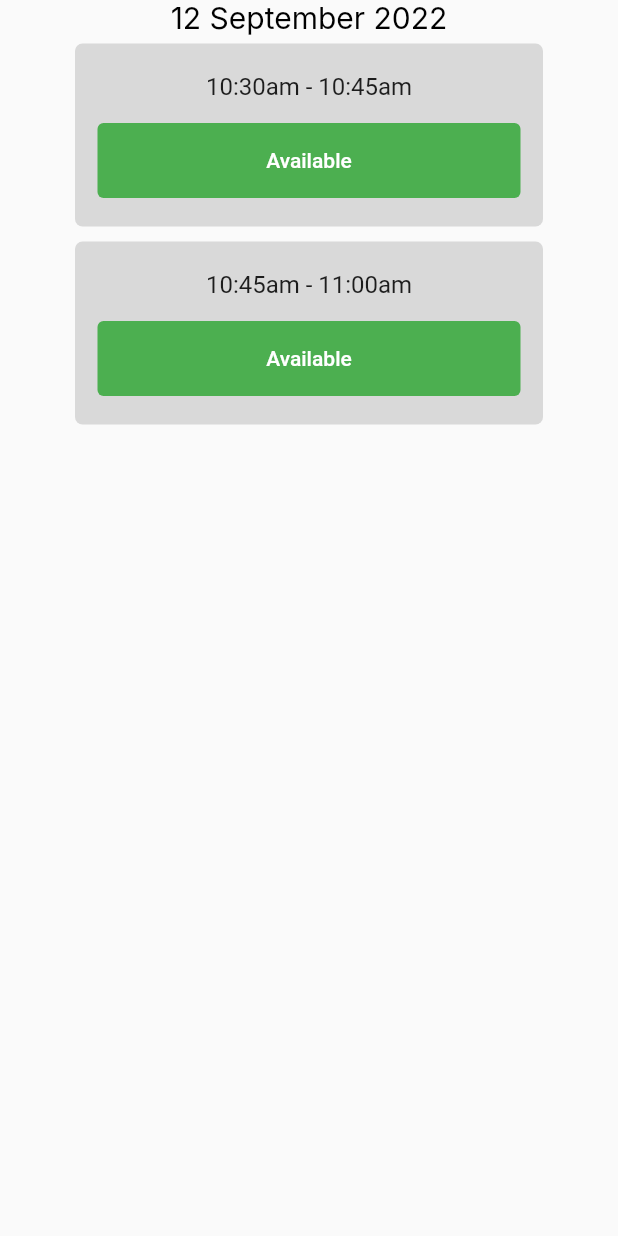
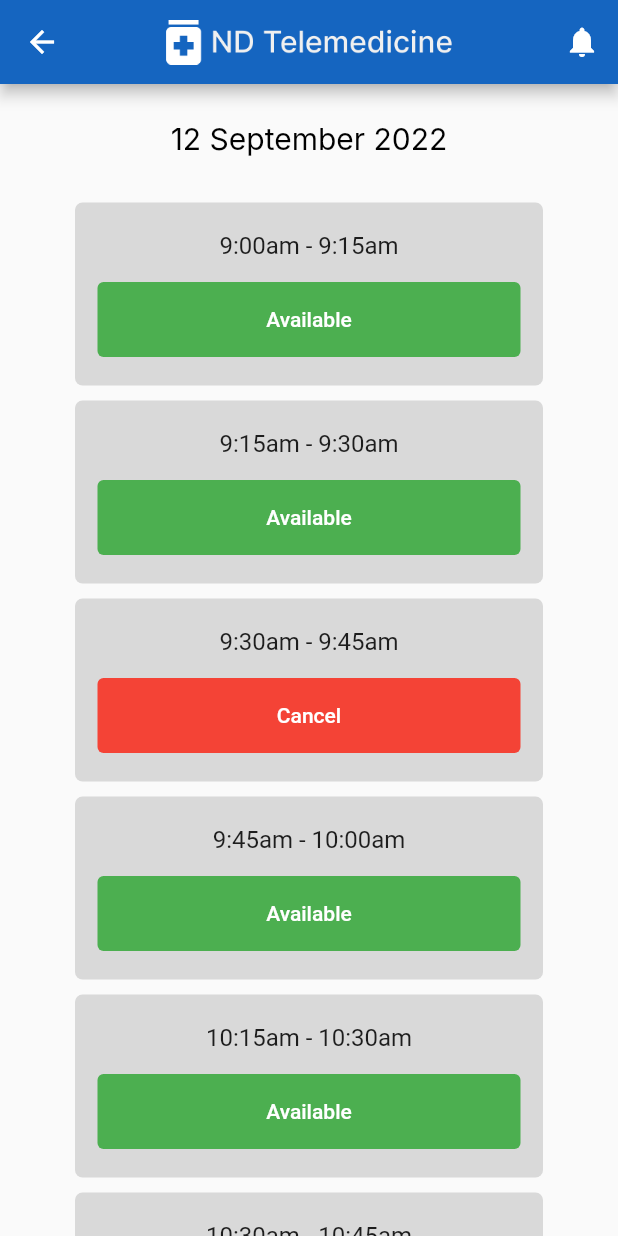
Before and after one commit to Michael-S3935468/NDTelemedicine-Frontend, a Flutter app: the BookingDate screen opened directly with empty values, on a phone screen of 412 x 824 dp. Run offline on Flutter 3.47's test engine with Material 2 defaults, Android fonts, the phone set to English and light mode, and no system bars; missing offline and left inert: flutter_date_pickers; Roboto replaces fonts that are missing (Inter).

Commit message:
adds function to build viewList containing available appointments

```diff
--- a/ndtelemedicine/lib/booking-date.dart
+++ b/ndtelemedicine/lib/booking-date.dart
@@ -1,8 +1,9 @@
 import 'package:flutter/material.dart';
 import 'package:intl/intl.dart';
 
+import 'model/appointment.dart';
+
 class BookingDate extends StatefulWidget {
-
   final DateTime bookingDate;
 
   const BookingDate({
@@ -13,16 +14,39 @@ class BookingDate extends StatefulWidget {
   @override
   State<StatefulWidget> createState() => _BookingDateState();
 }
+
 class _BookingDateState extends State<BookingDate> {
+  List<Appointment> appointments = [];
+
+  // Get appointments
+  @override
+  void initState() {
+    for (var element in appointList) {
+      appointments.add(Appointment.fromJson(element));
+    }
+    super.initState();
+  }
 
   @override
   Widget build(BuildContext context) {
-
-
-    return Material(
-      child: Column(
-        children: <Widget> [
-          Text(
+    return Scaffold(
+        appBar: AppBar(
+          backgroundColor: const Color.fromRGBO(21, 101, 192, 1),
+          title: SizedBox(
+            height: 30,
+            child: Image.asset('images/Header-Base.png'),
+          ),
+          centerTitle: true,
+          actions: [
+            IconButton(onPressed: () {}, icon: const Icon(Icons.notifications)),
+          ],
+        ),
+        body: Column(
+          children: [
+            Padding(
+              padding: EdgeInsets.all(25),
+              child: Center(
+                child: Text(
                   DateFormat('d MMMM y').format(widget.bookingDate),
                   style: const TextStyle(
                     color: Colors.black,
@@ -31,80 +55,62 @@ class _BookingDateState extends State<BookingDate> {
                     fontStyle: FontStyle.normal,
                   ),
                 ),
+              ),
+            ),
+            Expanded(
+                child: ListView(
+                  children: [
+                    ListView.builder(
+                      shrinkWrap: true,
+                      itemCount: appointments.length,
+                      itemBuilder: (BuildContext context, int index) =>
+                          _buildList(appointments[index]),
+                    ),
+                  ],
+                )
+            )
+          ],
+        ),
+    );
+  }
 
-          // Available Appointments list
-          // TODO: Convert to custom widget to display appointments from database
-          ListView(
-            shrinkWrap: true,
-            children: <Widget> [
-              Container(
+  // Widget that displays available appointments
+  Widget _buildList(Appointment list) {
+    if (list.booked != "booked") {
+      return Builder(builder: (context) {
+        return Container(
           margin: const EdgeInsets.symmetric(horizontal: 50, vertical: 5),
-                // padding: const EdgeInsets.all(25),
           decoration: BoxDecoration(
             borderRadius: BorderRadius.circular(5),
-                  color: Color(0xFFD9D9D9),
+            color: const Color(0xFFD9D9D9),
           ),
           child: ListTile(
-                  contentPadding: EdgeInsets.only(top: 15),
-                  // tileColor: Colors.green,
+            contentPadding: const EdgeInsets.only(top: 15),
             title: Column(
               children: [
-                      const Center(
-                        child: Text("10:30am - 10:45am"),
+                Center(
+                  child: Text(list.time),
                 ),
                 Padding(
                   padding: const EdgeInsets.all(15),
                   child: TextButton(
                       onPressed: () {},
                       style: TextButton.styleFrom(
-                              backgroundColor: Colors.green,
+                        backgroundColor: (list.booked == "available") ? Colors.green : Colors.red,
                         primary: Colors.white,
-                              fixedSize: Size(MediaQuery.of(context).size.width,50),
+                        fixedSize: Size(MediaQuery.of(context).size.width, 50),
                       ),
-                            child: const Text("Available")
+                      child: Text(
+                          (list.booked == "available") ? "Available" : "Cancel"
+                      )
                   ),
                 )
               ],
             ),
           ),
-              ),
-              Container(
-                margin: const EdgeInsets.symmetric(horizontal: 50, vertical: 5),
-                // padding: const EdgeInsets.all(25),
-                decoration: BoxDecoration(
-                  borderRadius: BorderRadius.circular(5),
-                  color: Color(0xFFD9D9D9),
-                ),
-                child: ListTile(
-                  contentPadding: EdgeInsets.only(top: 15),
-                  // tileColor: Colors.green,
-                  title: Column(
-                    children: [
-                      const Center(
-                        child: Text("10:45am - 11:00am"),
-                      ),
-                      Padding(
-                        padding: const EdgeInsets.all(15),
-                        child: TextButton(
-                            onPressed: () {},
-                            style: TextButton.styleFrom(
-                              backgroundColor: Colors.green,
-                              primary: Colors.white,
-                              fixedSize: Size(MediaQuery.of(context).size.width,50),
-                            ),
-                            child: const Text("Available")
-                        ),
-                      )
-                    ],
-                  ),
-                ),
-              ),
-            ],
-          )
-        ],
-
-      )
         );
+      });
     }
-
+    return const SizedBox();
   }
+}
```
Lines whose indentation alone changed are shown as unchanged.
